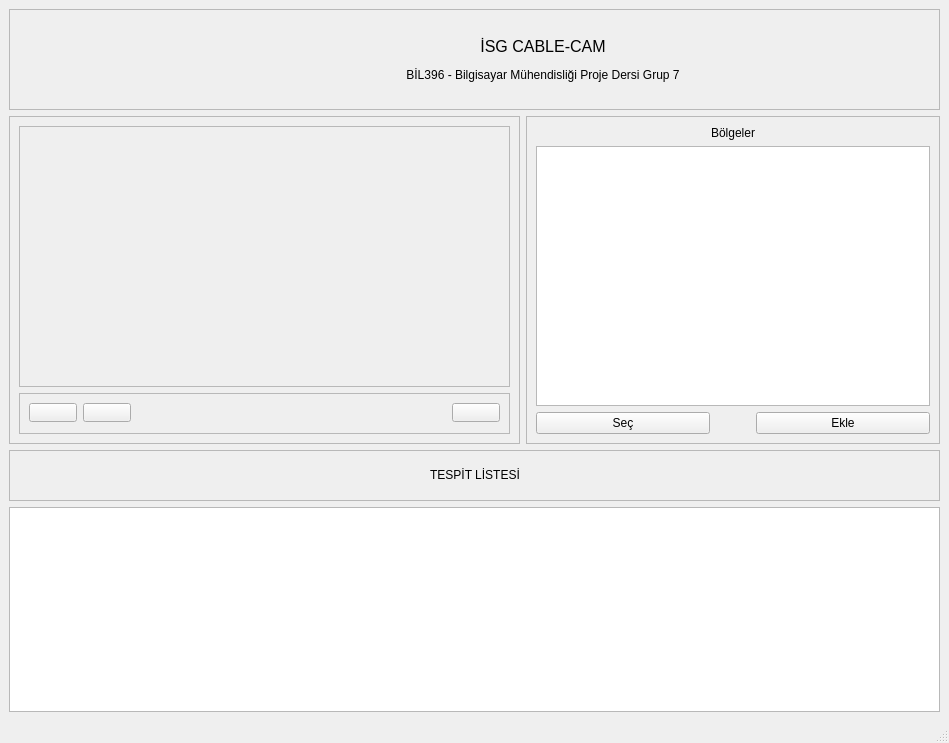
This is projeGui(Qt Creator Ubuntu)/proje_gui/secondwindow.ui in BurakAkten/Project-Group7 as Qt 5 draws it before an edit. The edited form follows.
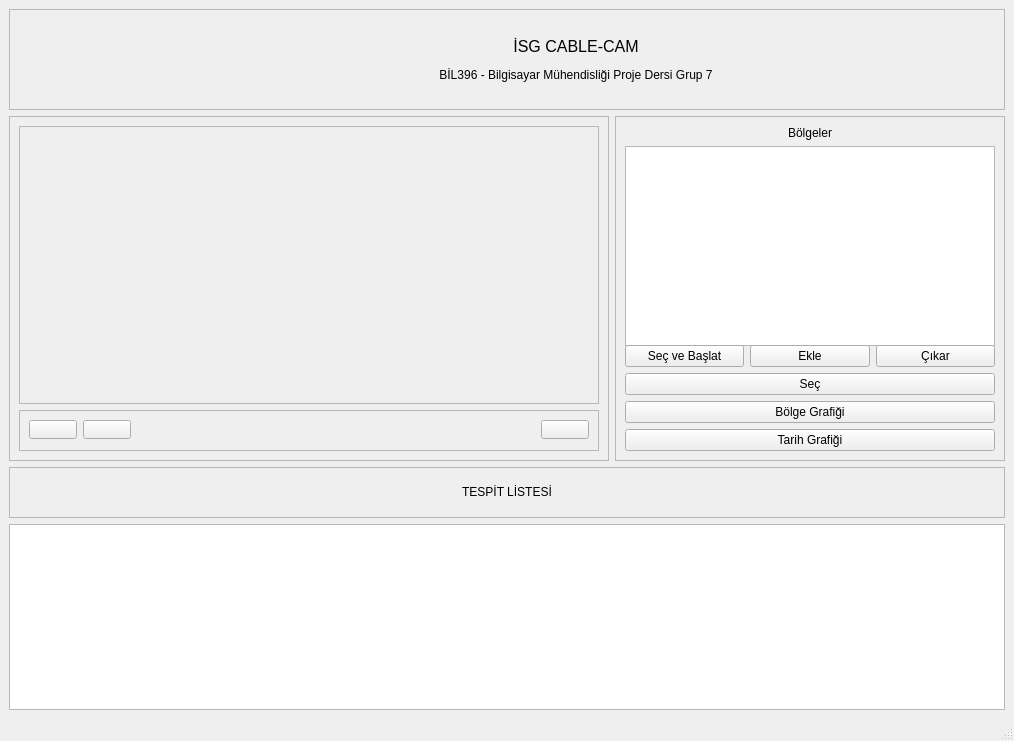
This is the edited form.

```diff
--- a/projeGui(Qt Creator Ubuntu)/proje_gui/secondwindow.ui
+++ b/projeGui(Qt Creator Ubuntu)/proje_gui/secondwindow.ui
@@ -6,8 +6,8 @@
    <rect>
     <x>0</x>
     <y>0</y>
-    <width>949</width>
-    <height>743</height>
+    <width>1014</width>
+    <height>741</height>
    </rect>
   </property>
   <property name="minimumSize">
@@ -20,7 +20,7 @@
    <string>İSG CABLE-CAM</string>
   </property>
   <widget class="QWidget" name="centralwidget">
-   <layout class="QGridLayout" name="gridLayout_6">
+   <layout class="QGridLayout" name="gridLayout_7">
     <item row="0" column="0">
      <layout class="QVBoxLayout" name="verticalLayout_4">
       <item>
@@ -98,18 +98,18 @@
        </widget>
       </item>
       <item>
-       <layout class="QHBoxLayout" name="horizontalLayout_5">
+       <layout class="QHBoxLayout" name="horizontalLayout_6">
         <item>
          <widget class="QFrame" name="frame">
           <property name="minimumSize">
            <size>
-            <width>511</width>
+            <width>600</width>
             <height>311</height>
            </size>
           </property>
           <property name="maximumSize">
            <size>
-            <width>800</width>
+            <width>16777215</width>
             <height>16777215</height>
            </size>
           </property>
@@ -136,6 +136,21 @@
                <property name="frameShadow">
                 <enum>QFrame::Raised</enum>
                </property>
+               <layout class="QGridLayout" name="gridLayout_6">
+                <item row="0" column="0">
+                 <widget class="QLabel" name="video">
+                  <property name="minimumSize">
+                   <size>
+                    <width>491</width>
+                    <height>261</height>
+                   </size>
+                  </property>
+                  <property name="text">
+                   <string/>
+                  </property>
+                 </widget>
+                </item>
+               </layout>
               </widget>
              </item>
              <item>
@@ -245,7 +260,7 @@
          <widget class="QFrame" name="frame_3">
           <property name="minimumSize">
            <size>
-            <width>271</width>
+            <width>260</width>
             <height>311</height>
            </size>
           </property>
@@ -262,7 +277,9 @@
            <enum>QFrame::Raised</enum>
           </property>
           <layout class="QGridLayout" name="gridLayout_2">
-           <item row="0" column="0">
+           <item row="1" column="0">
+            <layout class="QVBoxLayout" name="verticalLayout_2">
+             <item>
             <layout class="QVBoxLayout" name="verticalLayout">
              <item>
               <widget class="QLabel" name="label_3">
@@ -272,10 +289,12 @@
               </widget>
              </item>
              <item>
+                <layout class="QHBoxLayout" name="horizontalLayout_2">
+                 <item>
               <widget class="QListWidget" name="listWidget">
                <property name="minimumSize">
                 <size>
-                 <width>261</width>
+                     <width>250</width>
                  <height>200</height>
                 </size>
                </property>
@@ -287,40 +306,56 @@
                </property>
               </widget>
              </item>
+                </layout>
+               </item>
+              </layout>
+             </item>
              <item>
-              <layout class="QHBoxLayout" name="horizontalLayout_2">
+              <layout class="QHBoxLayout" name="horizontalLayout_5">
                <item>
-                <widget class="QPushButton" name="bolge_sec_2">
+                <widget class="QPushButton" name="secVeBaslat">
                  <property name="text">
-                  <string>Seç</string>
+                  <string>Seç ve Başlat</string>
                  </property>
                 </widget>
                </item>
                <item>
-                <spacer name="horizontalSpacer_2">
-                 <property name="orientation">
-                  <enum>Qt::Horizontal</enum>
-                 </property>
-                 <property name="sizeType">
-                  <enum>QSizePolicy::Fixed</enum>
-                 </property>
-                 <property name="sizeHint" stdset="0">
-                  <size>
-                   <width>40</width>
-                   <height>20</height>
-                  </size>
-                 </property>
-                </spacer>
-               </item>
-               <item>
-                <widget class="QPushButton" name="bolge_ekle_2">
+                <widget class="QPushButton" name="ekle">
                  <property name="text">
                   <string>Ekle</string>
                  </property>
                 </widget>
                </item>
+               <item>
+                <widget class="QPushButton" name="cikar">
+                 <property name="text">
+                  <string>Çıkar</string>
+                 </property>
+                </widget>
+               </item>
               </layout>
              </item>
+             <item>
+              <widget class="QPushButton" name="sec">
+               <property name="text">
+                <string>Seç</string>
+               </property>
+              </widget>
+             </item>
+             <item>
+              <widget class="QPushButton" name="bolgeGrafigi">
+               <property name="text">
+                <string>Bölge Grafiği</string>
+               </property>
+              </widget>
+             </item>
+             <item>
+              <widget class="QPushButton" name="openDateGraph">
+               <property name="text">
+                <string>Tarih Grafiği</string>
+               </property>
+              </widget>
+             </item>
             </layout>
            </item>
           </layout>
@@ -329,7 +364,7 @@
        </layout>
       </item>
       <item>
-       <layout class="QVBoxLayout" name="verticalLayout_2">
+       <layout class="QVBoxLayout" name="_2">
         <item>
          <widget class="QFrame" name="frame_4">
           <property name="frameShape">
```
Left out of the diff: 4 changed lines with no effect on the pictures. Lines whose indentation alone changed are shown as unchanged.
